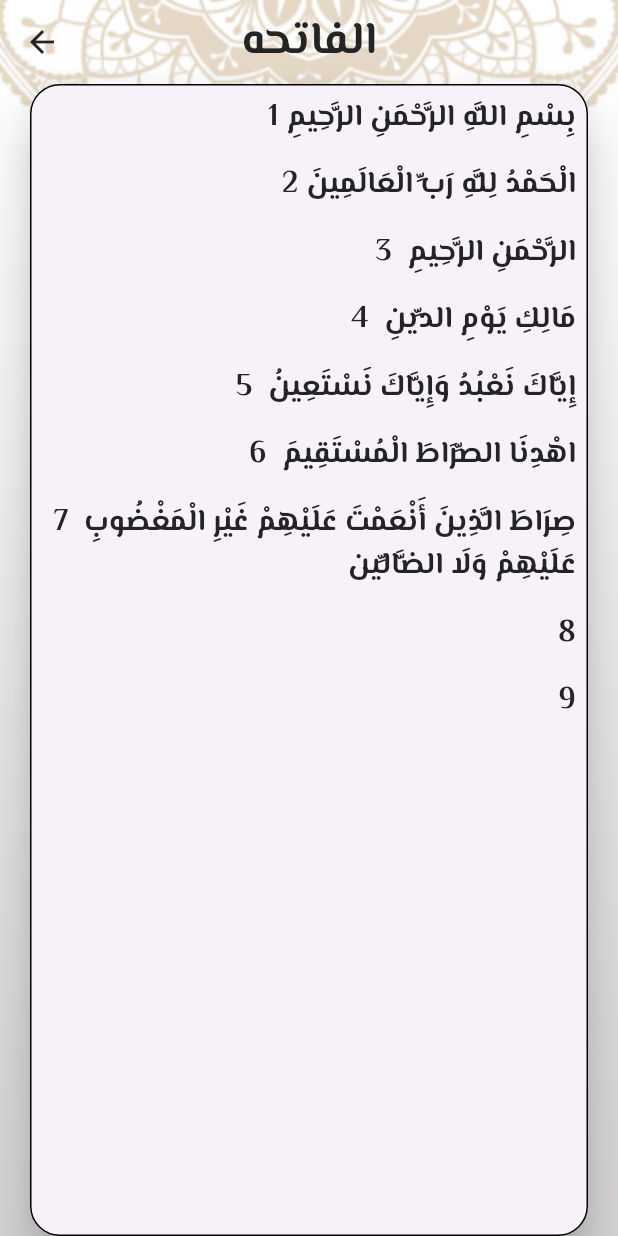
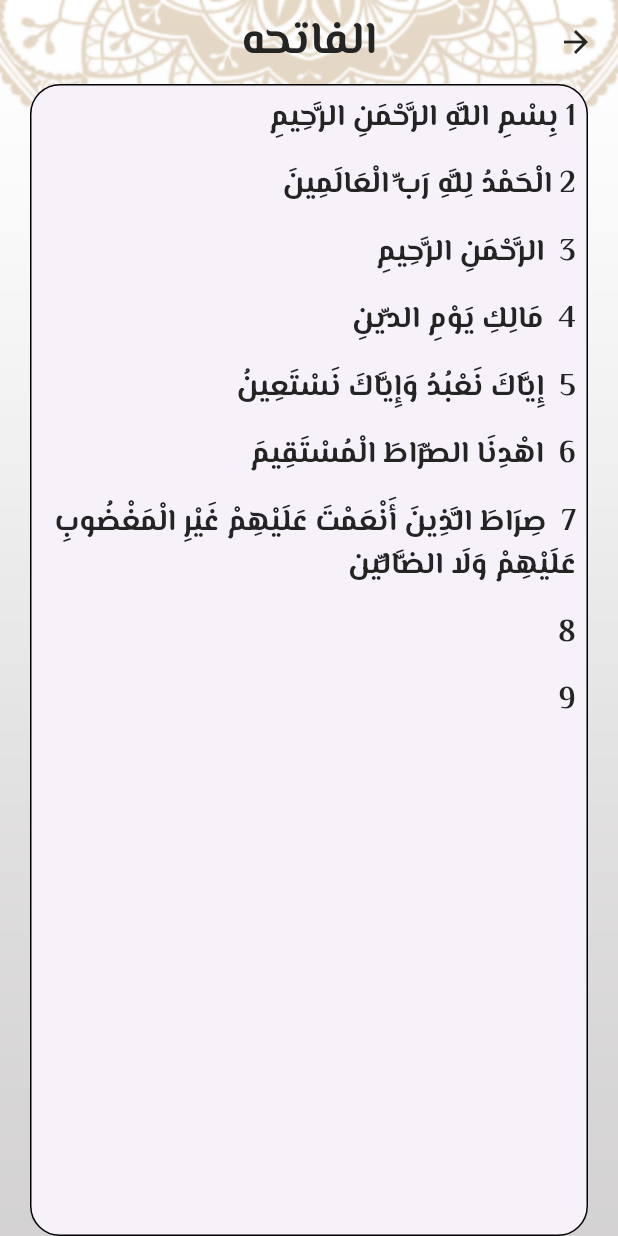
Before and after one commit to SaraYosf/islami_app, a Flutter app: the screen it shows after launch, after a tap on "الفاتحه", on a phone screen of 412 x 824 dp. Run offline on Flutter 3.47's test engine with Material 3 defaults, Android fonts, the phone set to English and light mode, and no system bars; our stand-ins replace google_fonts; generated files the repository leaves out were written again.

Commit message:
add Localization

```diff
--- /dev/null
+++ b/l10n.yaml
@@ -0,0 +1,3 @@
+arb-dir: lib/l10n
+template-arb-file: app_en.arb
+output-localization-file: app_localizations.dart
--- a/lib/homeScreen.dart
+++ b/lib/homeScreen.dart
@@ -6,6 +6,7 @@ import 'package:islami/tabs/radio_tab.dart';
 import 'package:islami/tabs/sebha_tab.dart';
 import 'package:islami/tabs/setting_tab.dart';
 import 'package:islami/themeData.dart';
+import 'package:flutter_gen/gen_l10n/app_localizations.dart';
 
 class HomeScreen extends StatefulWidget {
   static const String routeName="home";
@@ -25,7 +26,7 @@ class _HomeScreenState extends State<HomeScreen> {
             fit: BoxFit.fill,width: double.infinity,),
         Scaffold(
          appBar: AppBar(
-           title: Text("Islami",
+           title: Text( AppLocalizations.of(context)!.appTitle,
                style :Theme.of(context).textTheme.bodyLarge),
          ),
           bottomNavigationBar: BottomNavigationBar(
--- a/lib/main.dart
+++ b/lib/main.dart
@@ -1,12 +1,18 @@
 import 'package:flutter/material.dart';
+import 'package:flutter_localizations/flutter_localizations.dart';
 import 'package:islami/homeScreen.dart';
 import 'package:islami/sura_details.dart';
-
+import 'package:flutter_gen/gen_l10n/app_localizations.dart';
 import 'hadeth_detail.dart';
 import 'themeData.dart';
 
 void main() {
   runApp(MaterialApp(
+
+
+    localizationsDelegates: AppLocalizations.localizationsDelegates,
+    supportedLocales: AppLocalizations.supportedLocales,// English
+    locale: const Locale("ar"),
     debugShowCheckedModeBanner: false,
     initialRoute: HomeScreen.routeName,
     routes: {
--- a/lib/sura_details.dart
+++ b/lib/sura_details.dart
@@ -4,7 +4,9 @@ import 'package:flutter/services.dart';
 import 'models/sura_models.dart';
 
 class SuraDetails extends StatefulWidget {
-  static const String routeName = "suradetails";
+  static const String routeName = "sura details";
+
+//  const SuraDetails({super.key});
 
   @override
   State<SuraDetails> createState() => _SuraDetailsState();
@@ -37,10 +39,10 @@ class _SuraDetailsState extends State<SuraDetails> {
           body: Center(
             child: Card(
 
-              margin: EdgeInsets.symmetric(horizontal: 20),
+              margin: const EdgeInsets.symmetric(horizontal: 20),
               shape: RoundedRectangleBorder(borderRadius: BorderRadius.circular(20),side: const BorderSide(width: 1,color: Colors.black)),
              // color: Colors.transparent,
-              elevation: 14,
+              elevation: 0,
               child: ListView.builder(
                 itemBuilder: (context, index) {
                   return Padding(
@@ -63,7 +65,6 @@ class _SuraDetailsState extends State<SuraDetails> {
   loadFile(int index) async {
     String file = await rootBundle.loadString("assets/files/${index + 1}.txt");
     List<String> ayahLines = file.split("\n");
-    print(ayahLines.length);
     verses = ayahLines;
 
     setState(() {});
--- a/lib/tabs/quran_tab.dart
+++ b/lib/tabs/quran_tab.dart
@@ -1,6 +1,6 @@
 import 'package:flutter/material.dart';
-import 'package:flutter/services.dart';
 
+import 'package:flutter_gen/gen_l10n/app_localizations.dart';
 import '../models/sura_models.dart';
 import '../sura_details.dart';
 import '../themeData.dart';
@@ -9,20 +9,13 @@ class QuranTab extends StatelessWidget {
 
   List<String> suraName = [
     "الفاتحه", "البقرة", "آل عمران", "النساء", "المائدة",
-    "الأنعام", "الأعراف", "الأنفال", "التوبة", "يونس",
-    "هود", "يوسف",
+    "الأنعام", "الأعراف", "الأنفال", "التوبة", "يونس", "هود", "يوسف",
     "الرعد", "إبراهيم",
     "الحجر", "النحل", "الإسراء",
-    "الكهف", "مريم",
-    "طه",
-    "الأنبياء",
-    "الحج",
-    "المؤمنون",
-    "النّور",
-    "الفرقان",
-    "الشعراء",
-    "النّمل",
-    "القصص",
+    "الكهف", "مريم", "طه",
+    "الأنبياء", "الحج",
+    "المؤمنون", "النّور", "الفرقان", "الشعراء",
+    "النّمل", "القصص",
     "العنكبوت",
     "الرّوم",
     "لقمان",
@@ -113,7 +106,7 @@ class QuranTab extends StatelessWidget {
 
   @override
   Widget build(BuildContext context) {
-    return Container(
+    return SizedBox(
       width: double.infinity,
       child: Column(
         crossAxisAlignment: CrossAxisAlignment.center,
@@ -124,7 +117,7 @@ class QuranTab extends StatelessWidget {
             thickness: 3,
           ),
           Text(
-            "sura name",
+            AppLocalizations.of(context)!.suraName,
             style: Theme.of(context).textTheme.bodyMedium,
           ),
           Divider(
--- a/pubspec.yaml
+++ b/pubspec.yaml
@@ -30,6 +30,9 @@ environment:
 dependencies:
   flutter:
     sdk: flutter
+  flutter_localizations:
+    sdk: flutter
+  intl: ^0.18.1
 
 
 
@@ -54,6 +57,7 @@ dev_dependencies:
 
 # The following section is specific to Flutter packages.
 flutter:
+  generate: true
 
   # The following line ensures that the Material Icons font is
   # included with your application, so that you can use the icons in
```
Also changed, not shown: lib/l10n/app_ar.arb (added, +8 -0 lines), lib/l10n/app_en.arb (added, +7 -0 lines), lib/tabs/hadeth_tab.dart (+6 -3 lines), pubspec.lock.
